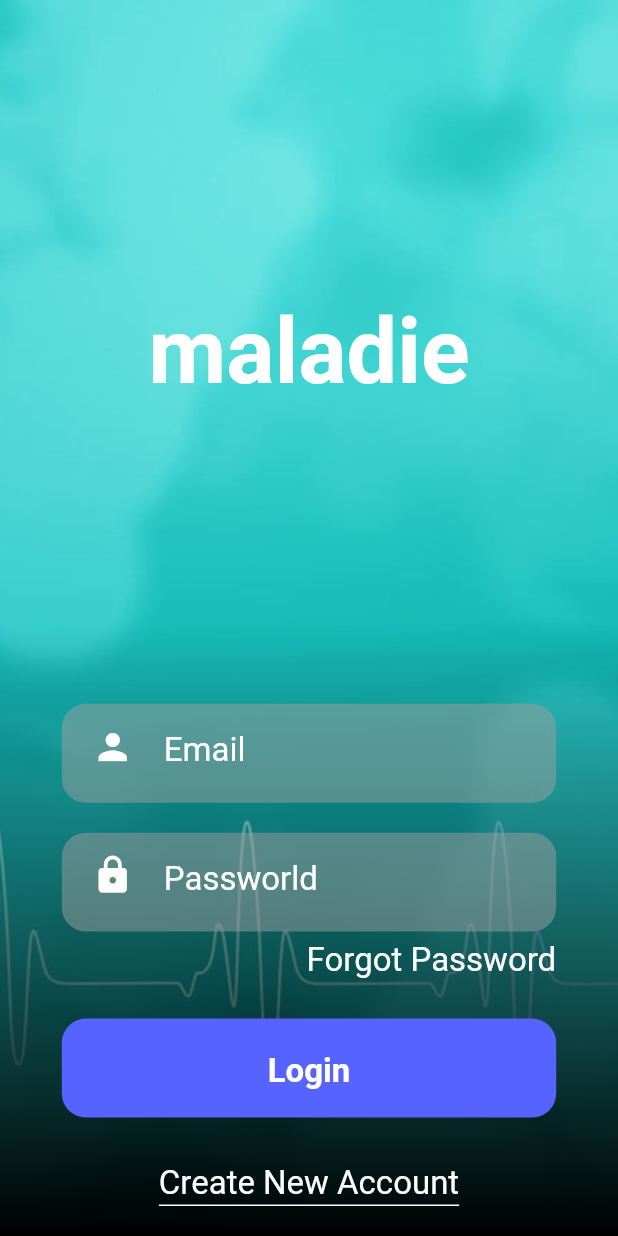
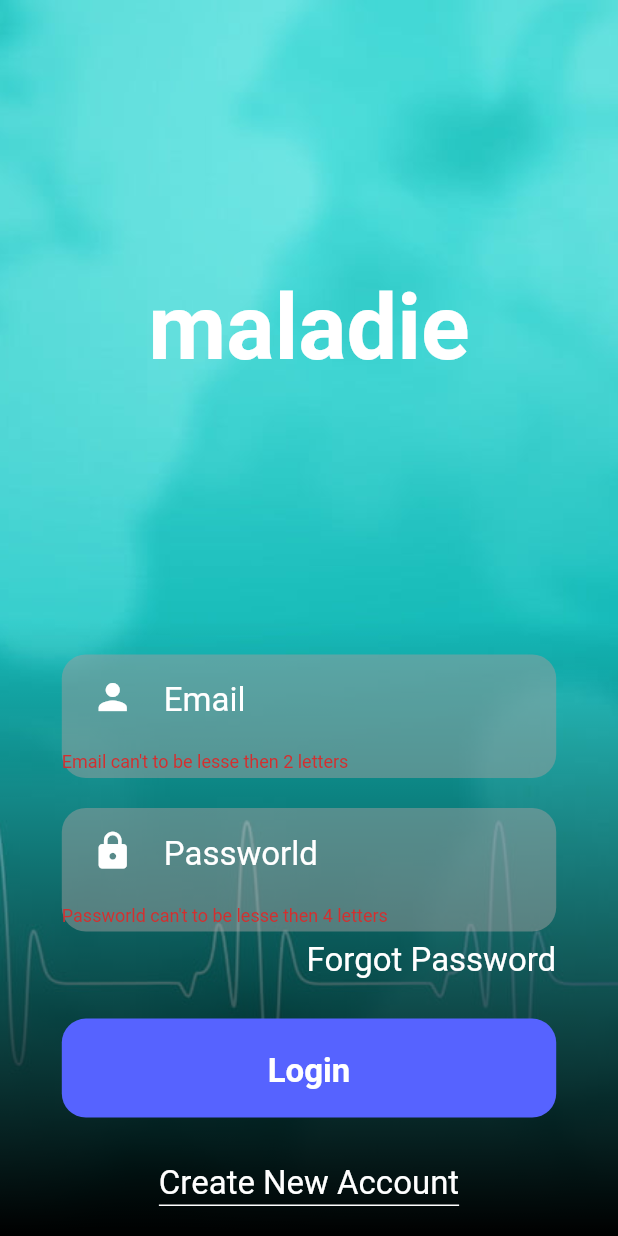
Before and after one commit to aithmaimer/healthyApp, a Flutter app: the screen it shows after launch, after a tap on "Login", on a phone screen of 412 x 824 dp. Run offline on Flutter 3.47's test engine with Material 2 defaults, Android fonts, the phone set to English and light mode, and no system bars; our stand-ins replace firebase_auth, firebase_core, font_awesome_flutter, rflutter_alert; accounts and stored records are empty.

Commit message:
verification email terminer

```diff
--- a/lib/authentification/login.dart
+++ b/lib/authentification/login.dart
@@ -1,11 +1,47 @@
+import 'package:firebase_auth/firebase_auth.dart';
 import 'package:flutter/material.dart';
 import 'package:healthy_app/pallete.dart';
 import 'package:healthy_app/widgets/widgets.dart';
+import 'package:rflutter_alert/rflutter_alert.dart';
 
 class LoginScreen extends StatelessWidget {
+  String myemail, myPassworld;
+  GlobalKey<FormState> formstate = new GlobalKey<FormState>();
+  final auth = FirebaseAuth.instance;
+  User user = FirebaseAuth.instance.currentUser;
   @override
   Widget build(BuildContext context) {
     Size size = MediaQuery.of(context).size;
+    LogIn() async {
+      var formdata = formstate.currentState;
+      if (formdata.validate()) {
+        formdata.save();
+        try {
+          UserCredential userCredential = await FirebaseAuth.instance
+              .signInWithEmailAndPassword(
+                  email: myemail, password: myPassworld);
+          if (auth.currentUser.emailVerified == false) {
+            print(user.emailVerified);
+            Alert(context: context, title: "Please verify your email first")
+                .show();
+          } else
+            Navigator.of(context).pushNamed("homeScreen");
+        } on FirebaseAuthException catch (e) {
+          if (e.code == 'user-not-found') {
+            Alert(context: context, title: "No user found for that email.")
+                .show();
+            print('No user found for that email.');
+          } else if (e.code == 'wrong-password') {
+            Alert(
+                    context: context,
+                    title: "Wrong password provided for that user.")
+                .show();
+            print('Wrong password provided for that user.');
+          }
+        }
+      }
+    }
+
     return Stack(
       children: [
         BackgroundImage(
@@ -13,7 +49,9 @@ class LoginScreen extends StatelessWidget {
         ),
         Scaffold(
           backgroundColor: Colors.transparent,
-          body: Column(
+          body: Form(
+            key: formstate,
+            child: Column(
               children: [
                 Flexible(
                   child: Center(
@@ -30,17 +68,28 @@ class LoginScreen extends StatelessWidget {
                   crossAxisAlignment: CrossAxisAlignment.end,
                   children: [
                     Container(
-                    height: size.height * 0.08,
+                      height: size.height * 0.1,
                       width: size.width * 0.8,
                       decoration: BoxDecoration(
                         color: Colors.grey[500].withOpacity(0.5),
                         borderRadius: BorderRadius.circular(16),
                       ),
                       child: TextFormField(
+                        validator: (val) {
+                          if (val.length > 100)
+                            return "Email can't to be larger then 100 letters ";
+                          else if (val.length < 2)
+                            return "Email can't to be lesse then 2 letters ";
+                          return null;
+                        },
+                        onSaved: (val) {
+                          myemail = val;
+                        },
                         decoration: InputDecoration(
                           border: InputBorder.none,
                           prefixIcon: Padding(
-                          padding: const EdgeInsets.symmetric(horizontal: 20.0),
+                            padding:
+                                const EdgeInsets.symmetric(horizontal: 20.0),
                             child: Icon(
                               Icons.person,
                               size: 28,
@@ -57,17 +106,28 @@ class LoginScreen extends StatelessWidget {
                     ),
                     SizedBox(height: 20),
                     Container(
-                    height: size.height * 0.08,
+                      height: size.height * 0.1,
                       width: size.width * 0.8,
                       decoration: BoxDecoration(
                         color: Colors.grey[500].withOpacity(0.5),
                         borderRadius: BorderRadius.circular(16),
                       ),
                       child: TextFormField(
+                        validator: (String val) {
+                          if (val.length > 100)
+                            return "Passworld can't to be larger then 100 letters ";
+                          else if (val.length < 4)
+                            return "Passworld can't to be lesse then 4 letters ";
+                          return null;
+                        },
+                        onSaved: (val) {
+                          myPassworld = val;
+                        },
                         decoration: InputDecoration(
                           border: InputBorder.none,
                           prefixIcon: Padding(
-                          padding: const EdgeInsets.symmetric(horizontal: 20.0),
+                            padding:
+                                const EdgeInsets.symmetric(horizontal: 20.0),
                             child: Icon(
                               Icons.lock,
                               size: 28,
@@ -84,7 +144,8 @@ class LoginScreen extends StatelessWidget {
                       ),
                     ),
                     GestureDetector(
-                    onTap: () => Navigator.pushNamed(context, 'ForgotPassword'),
+                      onTap: () =>
+                          Navigator.pushNamed(context, 'ForgotPassword'),
                       child: Text(
                         'Forgot Password',
                         style: kBodyText,
@@ -101,10 +162,13 @@ class LoginScreen extends StatelessWidget {
                         color: kBlue,
                       ),
                       child: FlatButton(
-                      onPressed: () {},
+                        onPressed: () async {
+                          await LogIn();
+                        },
                         child: Text(
                           "Login",
-                        style: kBodyText.copyWith(fontWeight: FontWeight.bold),
+                          style:
+                              kBodyText.copyWith(fontWeight: FontWeight.bold),
                         ),
                       ),
                     ),
@@ -121,8 +185,8 @@ class LoginScreen extends StatelessWidget {
                       style: kBodyText,
                     ),
                     decoration: BoxDecoration(
-                      border:
-                          Border(bottom: BorderSide(width: 1, color: kWhite))),
+                        border: Border(
+                            bottom: BorderSide(width: 1, color: kWhite))),
                   ),
                 ),
                 SizedBox(
@@ -130,6 +194,7 @@ class LoginScreen extends StatelessWidget {
                 ),
               ],
             ),
+          ),
         )
       ],
     );
--- a/lib/authentification/singup.dart
+++ b/lib/authentification/singup.dart
@@ -11,6 +11,7 @@ class CreateNewAccount extends StatelessWidget {
   final _passworldControler = new TextEditingController();
   final _confirmePassworldControler = new TextEditingController();
   GlobalKey<FormState> formstate = new GlobalKey<FormState>();
+  User user = FirebaseAuth.instance.currentUser;
   @override
   Widget build(BuildContext context) {
     Size size = MediaQuery.of(context).size;
@@ -22,6 +23,11 @@ class CreateNewAccount extends StatelessWidget {
           UserCredential userCredential = await FirebaseAuth.instance
               .createUserWithEmailAndPassword(
                   email: myemail, password: myPassworld);
+          await user.sendEmailVerification();
+          Alert(
+                  context: context,
+                  title: "Your verification email has been sent")
+              .show();
           return userCredential;
         } on FirebaseAuthException catch (e) {
           if (e.code == 'weak-password') {
--- a/lib/main.dart
+++ b/lib/main.dart
@@ -1,6 +1,7 @@
 import 'package:firebase_core/firebase_core.dart';
 import 'package:flutter/material.dart';
 import 'package:healthy_app/authentification/authentification.dart';
+import 'package:healthy_app/screens/home.dart';
 
 void main() async {
   WidgetsFlutterBinding.ensureInitialized();
@@ -26,6 +27,7 @@ class MyApp extends StatelessWidget {
         '/': (context) => LoginScreen(),
         'ForgotPassword': (context) => ForgotPassword(),
         'CreateNewAccount': (context) => CreateNewAccount(),
+        'homeScreen': (context) => Home(),
       },
     );
   }
```
Also changed, not shown: lib/screens/home.dart (added, +37 -0 lines). Lines whose indentation alone changed are shown as unchanged.
